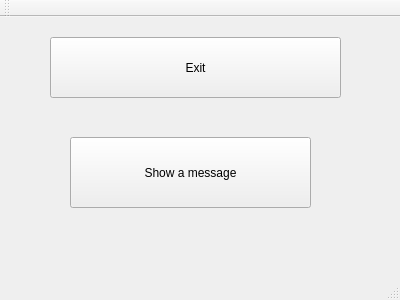
Qt form mainwindow.ui (enjoysoftware/Qt-Translate-Sample) before a commit.
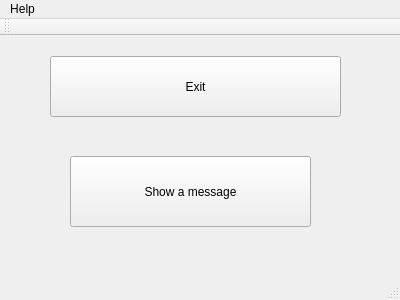
The same form after that commit.

What changed in the file:
```diff
--- a/mainwindow.ui
+++ b/mainwindow.ui
@@ -13,6 +13,9 @@
   <property name="windowTitle">
    <string>MainWindow</string>
   </property>
+  <property name="styleSheet">
+   <string notr="true"/>
+  </property>
   <widget class="QWidget" name="centralWidget">
    <widget class="QPushButton" name="pushButton">
     <property name="geometry">
@@ -50,6 +53,13 @@
      <height>31</height>
     </rect>
    </property>
+   <widget class="QMenu" name="menuHelp">
+    <property name="title">
+     <string>Help</string>
+    </property>
+    <addaction name="actionAbout_Qt"/>
+   </widget>
+   <addaction name="menuHelp"/>
   </widget>
   <widget class="QToolBar" name="mainToolBar">
    <attribute name="toolBarArea">
```
Left out of the diff: 5 changed lines with no effect on the pictures.
